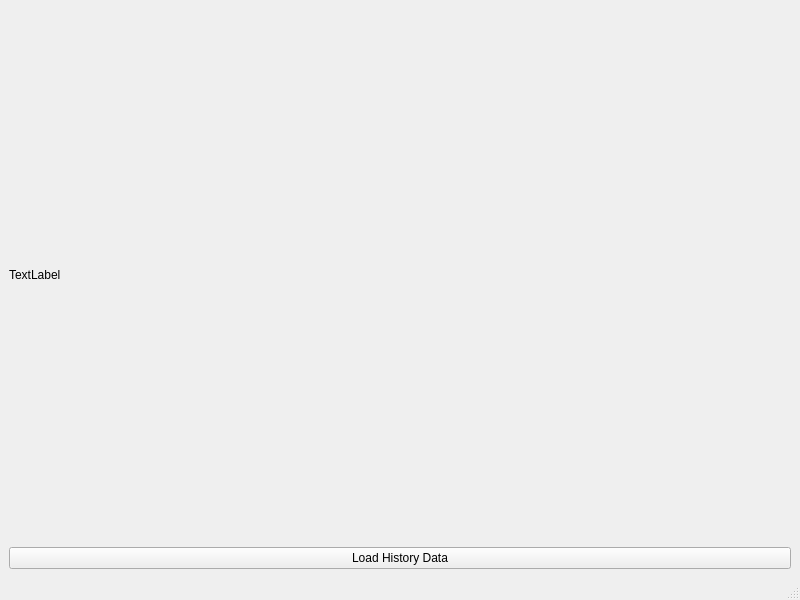
Before: the Qt Designer form mainwindow.ui in AndreyMlashkin/TraidingBotByGeneticAlgorithm, drawn with Qt 5.
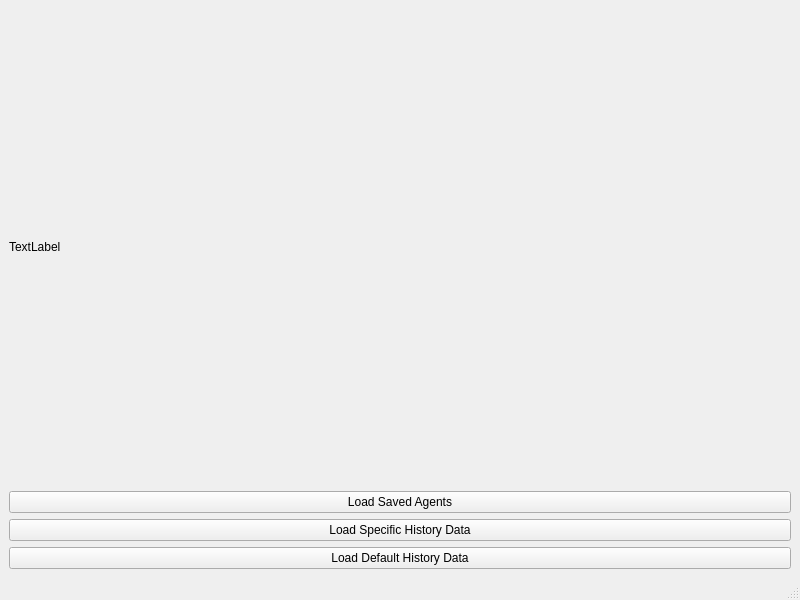
After: the same form once the commit is applied.

Diff of the .ui file:
```diff
--- a/mainwindow.ui
+++ b/mainwindow.ui
@@ -24,10 +24,24 @@
         </property>
        </widget>
       </item>
+      <item>
+       <widget class="QPushButton" name="m_loadAgents">
+        <property name="text">
+         <string>Load Saved Agents</string>
+        </property>
+       </widget>
+      </item>
+      <item>
+       <widget class="QPushButton" name="m_loadSpecificHistory">
+        <property name="text">
+         <string>Load Specific History Data</string>
+        </property>
+       </widget>
+      </item>
       <item>
        <widget class="QPushButton" name="m_loadHistory">
         <property name="text">
-         <string>Load History Data</string>
+         <string>Load Default History Data</string>
         </property>
        </widget>
       </item>
```
Left out of the diff: 2 changed lines with no effect on the pictures.
